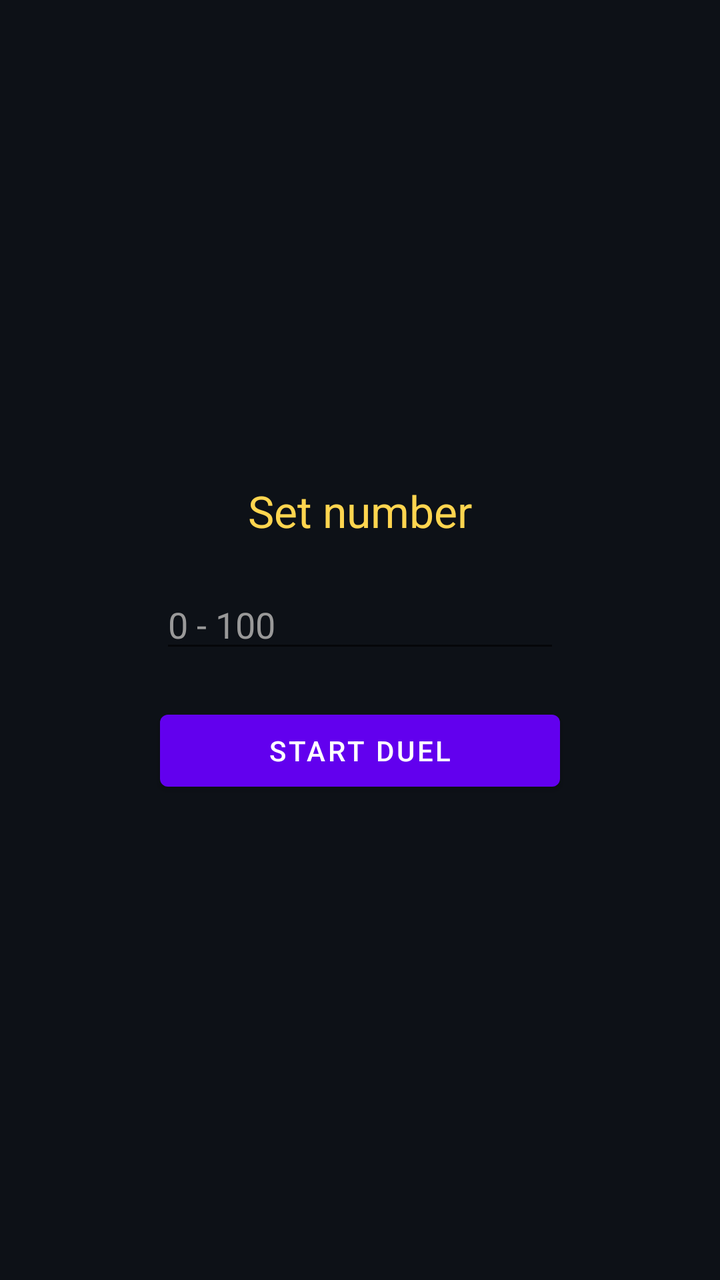
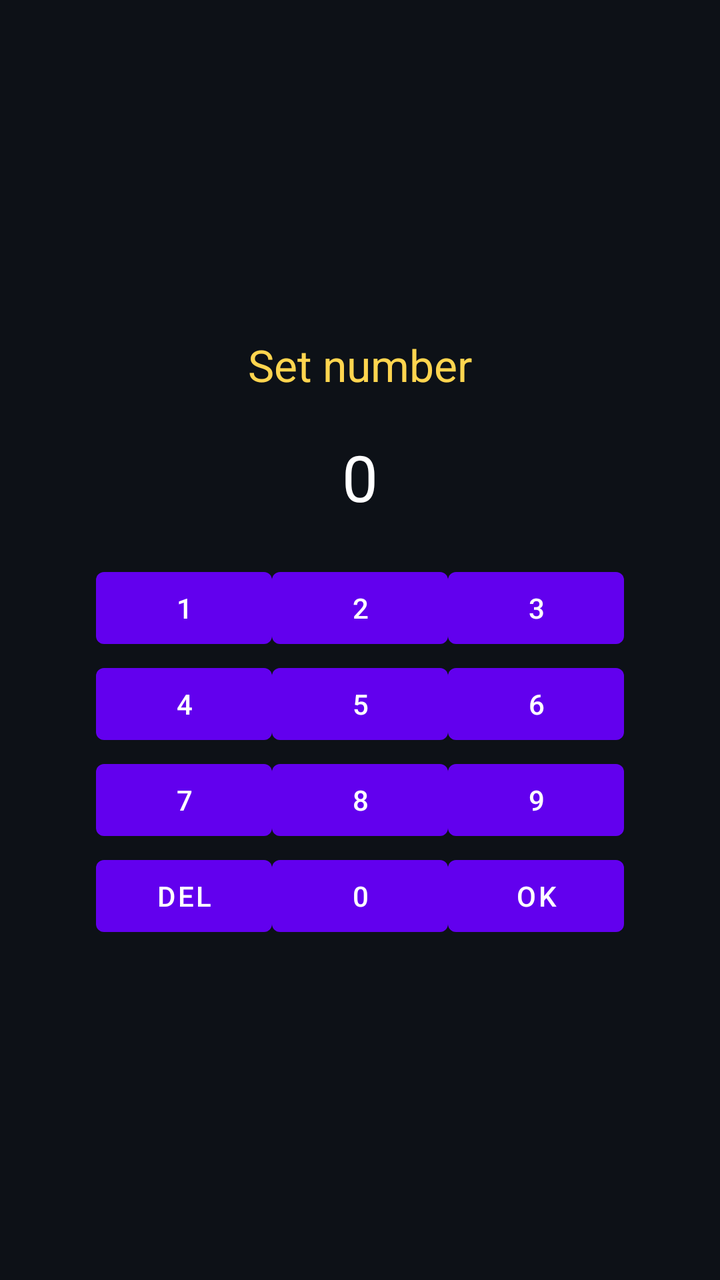

Before-and-after screenshots of an Android layout around one commit, followed by the original layout XML and the change that was made.
<!-- AndroidManifest.xml: fallback theme Theme.MaterialComponents.DayNight.NoActionBar -->
<!-- res/layout/activity_setup.xml -->
<?xml version="1.0" encoding="utf-8"?>
<LinearLayout
    xmlns:android="http://schemas.android.com/apk/res/android"
    android:layout_width="match_parent"
    android:layout_height="match_parent"
    android:gravity="center"
    android:orientation="vertical"
    android:background="#0D1117"
    android:padding="24dp">

    <TextView
        android:id="@+id/titleText"
        android:text="Set number"
        android:textSize="22sp"
        android:textColor="#FFD54F"
        android:layout_marginBottom="20dp"
        android:layout_width="wrap_content"
        android:layout_height="wrap_content"/>

    <EditText
        android:id="@+id/secretInput"
        android:layout_width="200dp"
        android:layout_height="wrap_content"
        android:hint="0 - 100"
        android:inputType="number"
        android:textColor="#FFFFFF"
        android:textColorHint="#999999"/>

    <Button
        android:id="@+id/startDuelBtn"
        android:layout_width="200dp"
        android:layout_height="wrap_content"
        android:text="Start Duel"
        android:layout_marginTop="20dp"/>

</LinearLayout>
<!-- resources referenced by this layout -->
<resources>

</resources>

<!-- the commit's change to res/layout/activity_setup.xml (unified diff, before → after) -->
@@ -3,10 +3,10 @@
     xmlns:android="http://schemas.android.com/apk/res/android"
     android:layout_width="match_parent"
     android:layout_height="match_parent"
+    android:orientation="vertical"
     android:gravity="center"
-    android:orientation="vertical"
-    android:background="#0D1117"
-    android:padding="24dp">
+    android:padding="20dp"
+    android:background="#0D1117">
 
     <TextView
         android:id="@+id/titleText"
@@ -17,20 +17,39 @@
         android:layout_width="wrap_content"
         android:layout_height="wrap_content"/>
 
-    <EditText
-        android:id="@+id/secretInput"
+    
+    <TextView
+        android:id="@+id/inputDisplay"
+        android:text="0"
+        android:textSize="32sp"
+        android:textColor="#FFFFFF"
+        android:gravity="center"
+        android:layout_marginBottom="20dp"
         android:layout_width="200dp"
+        android:layout_height="wrap_content"/>
+
+    
+    <GridLayout
+        android:layout_width="wrap_content"
         android:layout_height="wrap_content"
-        android:hint="0 - 100"
-        android:inputType="number"
-        android:textColor="#FFFFFF"
-        android:textColorHint="#999999"/>
+        android:columnCount="3">
 
-    <Button
-        android:id="@+id/startDuelBtn"
-        android:layout_width="200dp"
-        android:layout_height="wrap_content"
-        android:text="Start Duel"
-        android:layout_marginTop="20dp"/>
+        <Button android:id="@+id/btn1" android:text="1"/>
+        <Button android:id="@+id/btn2" android:text="2"/>
+        <Button android:id="@+id/btn3" android:text="3"/>
+
+        <Button android:id="@+id/btn4" android:text="4"/>
+        <Button android:id="@+id/btn5" android:text="5"/>
+        <Button android:id="@+id/btn6" android:text="6"/>
+
+        <Button android:id="@+id/btn7" android:text="7"/>
+        <Button android:id="@+id/btn8" android:text="8"/>
+        <Button android:id="@+id/btn9" android:text="9"/>
+
+        <Button android:id="@+id/btnDel" android:text="DEL"/>
+        <Button android:id="@+id/btn0" android:text="0"/>
+        <Button android:id="@+id/btnOk" android:text="OK"/>
+
+    </GridLayout>
 
 </LinearLayout>
